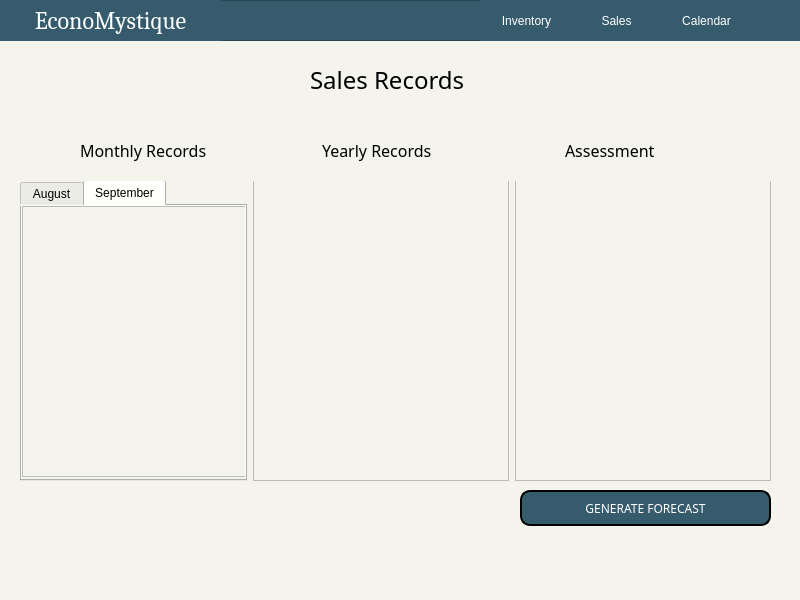
Qt form sales.ui (ongchangco/Economystique2) before a commit.
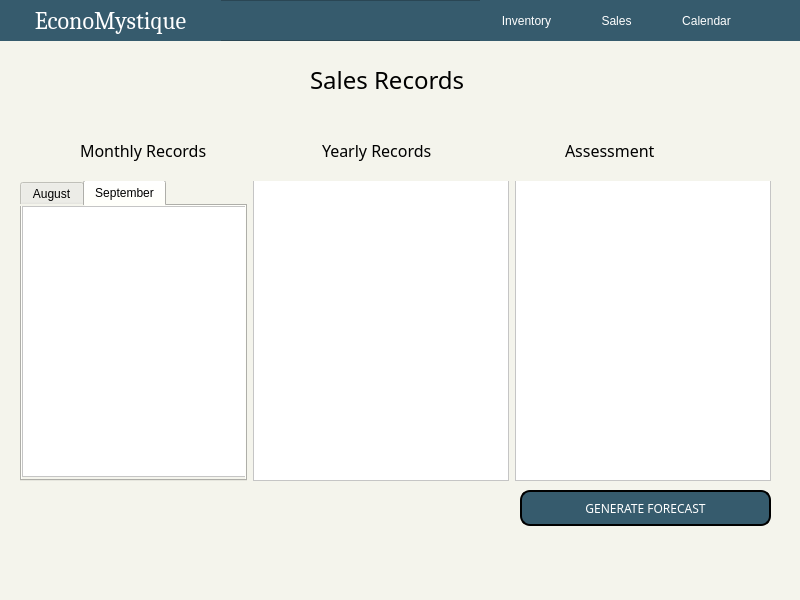
The same form after that commit. Icons and pictures are not drawn.

Patch:
```diff
--- a/sales.ui
+++ b/sales.ui
@@ -61,15 +61,32 @@
           <height>271</height>
          </rect>
         </property>
+        <property name="styleSheet">
+         <string notr="true">background-color: white;
+color: black;
+</string>
+        </property>
        </widget>
       </widget>
      </widget>
     </item>
     <item>
-     <widget class="QListView" name="yearlyRecordsListView"/>
+     <widget class="QListView" name="yearlyRecordsListView">
+      <property name="styleSheet">
+       <string notr="true">background-color: white;
+color: black;
+</string>
+      </property>
+     </widget>
     </item>
     <item>
-     <widget class="QListView" name="assessmentListView"/>
+     <widget class="QListView" name="assessmentListView">
+      <property name="styleSheet">
+       <string notr="true">background-color: white;
+color: black;
+</string>
+      </property>
+     </widget>
     </item>
    </layout>
   </widget>
```
Left out of the diff: 5 changed lines with no effect on the pictures.
